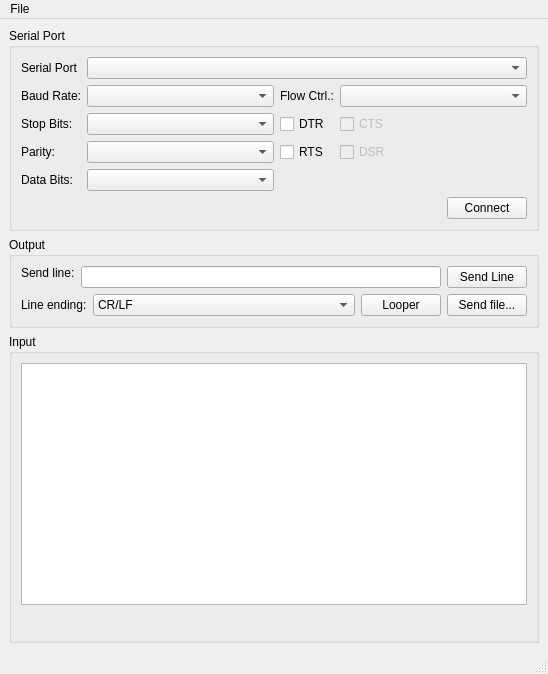
Old version of the form VSPDriverTester/mainwindow.ui in the repository britus/VSPDriver.
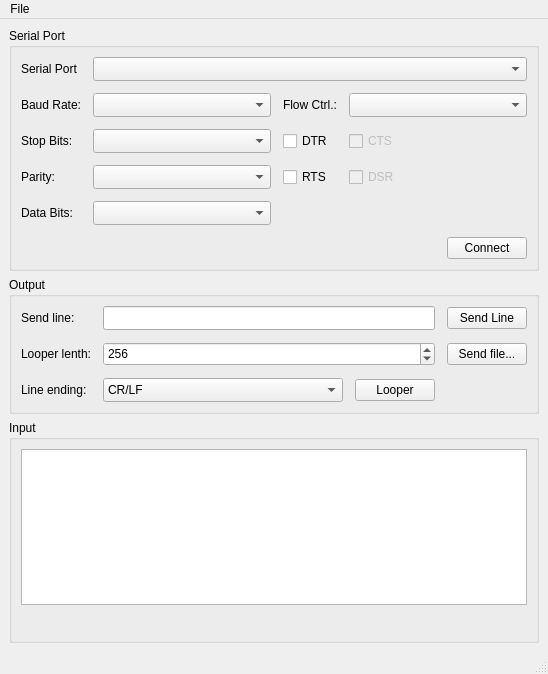
New version of the form.

Commit message: fixed: crash TX buffer overrun

The edit to the form file:
```diff
--- a/VSPDriverTester/mainwindow.ui
+++ b/VSPDriverTester/mainwindow.ui
@@ -21,6 +21,9 @@
        <string>Serial Port</string>
       </property>
       <layout class="QGridLayout" name="gridLayout">
+       <property name="spacing">
+        <number>12</number>
+       </property>
        <item row="0" column="0">
         <widget class="QLabel" name="label_25">
          <property name="text">
@@ -49,6 +52,12 @@
            <verstretch>0</verstretch>
           </sizepolicy>
          </property>
+         <property name="minimumSize">
+          <size>
+           <width>0</width>
+           <height>24</height>
+          </size>
+         </property>
          <property name="maxVisibleItems">
           <number>15</number>
          </property>
@@ -72,6 +81,12 @@
            <verstretch>0</verstretch>
           </sizepolicy>
          </property>
+         <property name="minimumSize">
+          <size>
+           <width>0</width>
+           <height>24</height>
+          </size>
+         </property>
          <property name="maxVisibleItems">
           <number>15</number>
          </property>
@@ -95,6 +110,12 @@
            <verstretch>0</verstretch>
           </sizepolicy>
          </property>
+         <property name="minimumSize">
+          <size>
+           <width>0</width>
+           <height>24</height>
+          </size>
+         </property>
          <property name="maxVisibleItems">
           <number>15</number>
          </property>
@@ -118,6 +139,12 @@
            <verstretch>0</verstretch>
           </sizepolicy>
          </property>
+         <property name="minimumSize">
+          <size>
+           <width>0</width>
+           <height>24</height>
+          </size>
+         </property>
          <property name="maxVisibleItems">
           <number>15</number>
          </property>
@@ -216,6 +243,12 @@
            <verstretch>0</verstretch>
           </sizepolicy>
          </property>
+         <property name="minimumSize">
+          <size>
+           <width>0</width>
+           <height>24</height>
+          </size>
+         </property>
          <property name="maxVisibleItems">
           <number>15</number>
          </property>
@@ -229,6 +262,12 @@
            <verstretch>0</verstretch>
           </sizepolicy>
          </property>
+         <property name="minimumSize">
+          <size>
+           <width>0</width>
+           <height>24</height>
+          </size>
+         </property>
          <property name="maxVisibleItems">
           <number>15</number>
          </property>
@@ -243,7 +282,30 @@
        <string>Output</string>
       </property>
       <layout class="QGridLayout" name="gridLayout_2">
-       <item row="2" column="2">
+       <property name="spacing">
+        <number>12</number>
+       </property>
+       <item row="0" column="0">
+        <widget class="QLabel" name="label">
+         <property name="text">
+          <string>Send line:</string>
+         </property>
+         <property name="buddy">
+          <cstring>edOutputLine</cstring>
+         </property>
+        </widget>
+       </item>
+       <item row="1" column="0">
+        <widget class="QLabel" name="label_3">
+         <property name="text">
+          <string>Looper lenth:</string>
+         </property>
+         <property name="buddy">
+          <cstring>edGenLength</cstring>
+         </property>
+        </widget>
+       </item>
+       <item row="3" column="1">
         <widget class="QComboBox" name="cbxLineEnding">
          <property name="sizePolicy">
           <sizepolicy hsizetype="MinimumExpanding" vsizetype="Fixed">
@@ -251,6 +313,12 @@
            <verstretch>0</verstretch>
           </sizepolicy>
          </property>
+         <property name="minimumSize">
+          <size>
+           <width>0</width>
+           <height>24</height>
+          </size>
+         </property>
          <item>
           <property name="text">
            <string>CR/LF</string>
@@ -288,31 +356,7 @@
          </item>
         </widget>
        </item>
-       <item row="0" column="4" rowspan="2">
-        <widget class="QPushButton" name="btnSendLine">
-         <property name="text">
-          <string>Send Line</string>
-         </property>
-        </widget>
-       </item>
-       <item row="0" column="0">
-        <widget class="QLabel" name="label">
-         <property name="text">
-          <string>Send line:</string>
-         </property>
-         <property name="buddy">
-          <cstring>edOutputLine</cstring>
-         </property>
-        </widget>
-       </item>
-       <item row="2" column="4">
-        <widget class="QPushButton" name="btnSendFile">
-         <property name="text">
-          <string>Send file...</string>
-         </property>
-        </widget>
-       </item>
-       <item row="2" column="0" colspan="2">
+       <item row="3" column="0">
         <widget class="QLabel" name="label_2">
          <property name="text">
           <string>Line ending:</string>
@@ -322,14 +366,33 @@
          </property>
         </widget>
        </item>
-       <item row="2" column="3">
+       <item row="3" column="2">
         <widget class="QPushButton" name="btnLooper">
          <property name="text">
           <string>Looper</string>
          </property>
         </widget>
        </item>
-       <item row="0" column="1" rowspan="2" colspan="3">
+       <item row="1" column="1" colspan="2">
+        <widget class="QSpinBox" name="edGenLength">
+         <property name="minimumSize">
+          <size>
+           <width>0</width>
+           <height>24</height>
+          </size>
+         </property>
+         <property name="minimum">
+          <number>1</number>
+         </property>
+         <property name="maximum">
+          <number>16384</number>
+         </property>
+         <property name="value">
+          <number>256</number>
+         </property>
+        </widget>
+       </item>
+       <item row="0" column="1" colspan="2">
         <widget class="QLineEdit" name="edOutputLine">
          <property name="sizePolicy">
           <sizepolicy hsizetype="MinimumExpanding" vsizetype="Fixed">
@@ -337,6 +400,26 @@
            <verstretch>0</verstretch>
           </sizepolicy>
          </property>
+         <property name="minimumSize">
+          <size>
+           <width>0</width>
+           <height>24</height>
+          </size>
+         </property>
+        </widget>
+       </item>
+       <item row="0" column="4">
+        <widget class="QPushButton" name="btnSendLine">
+         <property name="text">
+          <string>Send Line</string>
+         </property>
+        </widget>
+       </item>
+       <item row="1" column="4">
+        <widget class="QPushButton" name="btnSendFile">
+         <property name="text">
+          <string>Send file...</string>
+         </property>
         </widget>
        </item>
       </layout>
```
Left out of the diff: 4 changed lines with no effect on the pictures. The commit also changes 2 other files.
